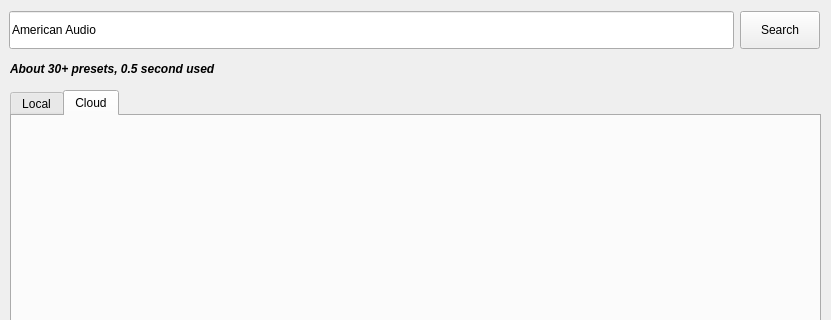
The window that mixxx/src/controllers/dlgmappingpresetmanagerdlg.ui (weixindut/mixxx) describes before a commit, drawn with Qt 5; both pictures show x 0 to 831 and y 0 to 320 of the 831 by 729 pixel window.
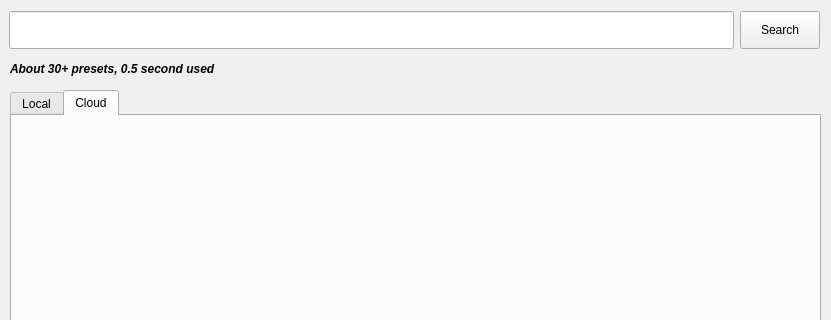
The same window after the commit. Icons and pictures are not drawn.

```diff
--- a/mixxx/src/controllers/dlgmappingpresetmanagerdlg.ui
+++ b/mixxx/src/controllers/dlgmappingpresetmanagerdlg.ui
@@ -157,7 +157,7 @@
        <string/>
       </property>
       <property name="text">
-       <string>American Audio</string>
+       <string/>
       </property>
      </widget>
     </item>
```
